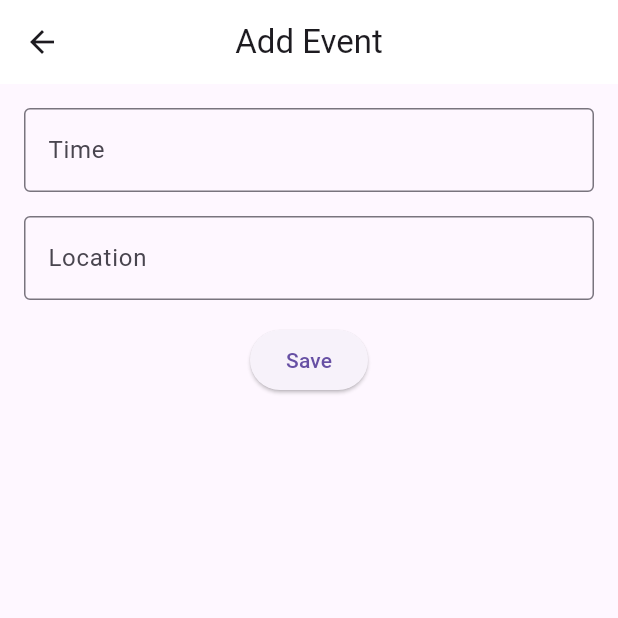
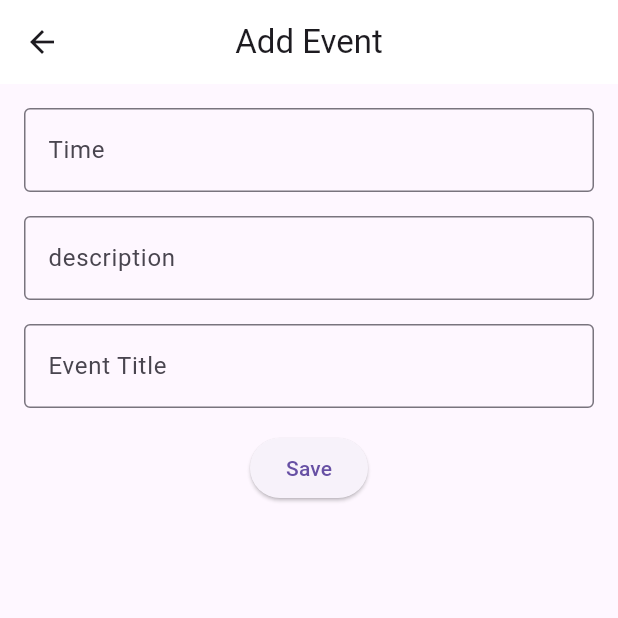
Before and after one commit to CS196Illinois/FA25-Group1, a Flutter app: the FormPage screen opened directly, on a phone screen of 412 x 824 dp, the top half of it. Run offline on Flutter 3.47's test engine with Material 3 defaults, Android fonts, the phone set to English and light mode, and no system bars; our stand-ins replace animate_do, table_calendar.

Commit message:
add the actual feature of form_page

```diff
--- a/App/lib/form_page.dart
+++ b/App/lib/form_page.dart
@@ -1,4 +1,5 @@
 import 'package:flutter/material.dart';
+import 'package:helloworld/events.dart';
 
 class FormPage extends StatefulWidget {
   const FormPage({super.key});
@@ -10,11 +11,13 @@ class FormPage extends StatefulWidget {
 class _FormPageState extends State<FormPage> {
   final TextEditingController _timeController = TextEditingController();
   final TextEditingController _locationController = TextEditingController();
+  final TextEditingController _titleController = TextEditingController();
 
   @override
   void dispose() {
     _timeController.dispose();
     _locationController.dispose();
+    _titleController.dispose();
     super.dispose();
   }
 
@@ -41,7 +44,15 @@ class _FormPageState extends State<FormPage> {
             TextField(
               controller: _locationController,
               decoration: const InputDecoration(
-                labelText: 'Location',
+                labelText: 'description',
+                border: OutlineInputBorder(),
+              ),
+            ),
+            const SizedBox(height: 16.0),
+            TextField(
+              controller: _titleController,
+              decoration: const InputDecoration(
+                labelText: 'Event Title',
                 border: OutlineInputBorder(),
               ),
             ),
@@ -51,8 +62,25 @@ class _FormPageState extends State<FormPage> {
                 // Handle form submission logic here
                 String time = _timeController.text;
                 String location = _locationController.text;
+                String title = _titleController.text;
                 print('Event Time: $time, Event Location: $location');
-                Navigator.pop(context);
+                try {
+                  Events newEvent = Events(title, DateTime.parse(time), location);
+                  DateTime eventDay = normalizeToDay(newEvent.date);
+                  if (kEvents[eventDay] != null) {
+                    kEvents[eventDay]!.add(newEvent);
+                    Navigator.pop(context);
+                  } else {
+                    kEvents[eventDay] = [newEvent];
+                }
+                } catch (e) {
+                  ScaffoldMessenger.of(context).showSnackBar(
+                    const SnackBar(
+                      content: Text('Please use yyyy-mm-dd hh:mm:ss format for time'),
+                      backgroundColor: Colors.red,
+                    ),
+                  );
+                }
               },
               child: const Text('Save'),
             ),
```
Also changed, not shown: App/lib/new_cal_page.dart (+1 -6 lines).
